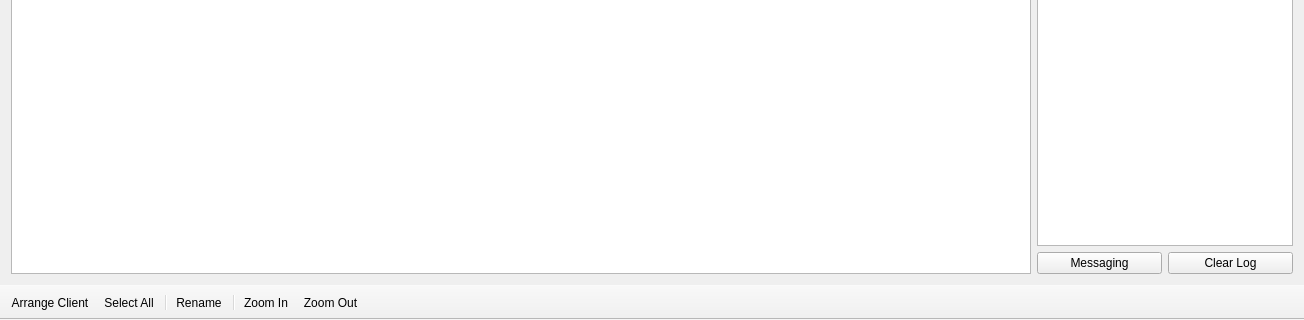
Above: Console/UI/DashboardUI.ui from yang-zhongtian/PYCM before the change; both pictures show x 0 to 1304 and y 459 to 779 of the 1304 by 779 pixel window. Below: the same form after it.
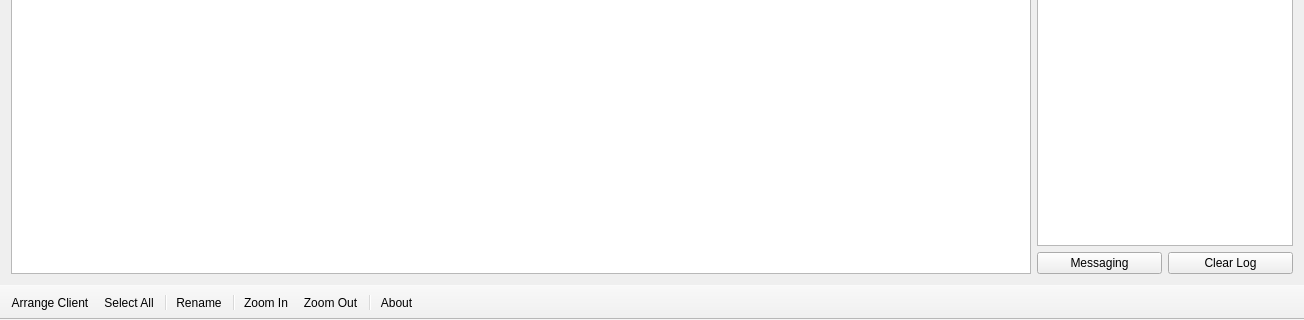
That is the form after the change. Icons and pictures are not drawn.

Patch:
```diff
--- a/Console/UI/DashboardUI.ui
+++ b/Console/UI/DashboardUI.ui
@@ -422,6 +422,8 @@
    <addaction name="separator"/>
    <addaction name="client_scroll_in"/>
    <addaction name="client_scroll_out"/>
+   <addaction name="separator"/>
+   <addaction name="about"/>
   </widget>
   <action name="client_sort">
    <property name="text">
@@ -448,6 +450,11 @@
     <string>Rename</string>
    </property>
   </action>
+  <action name="about">
+   <property name="text">
+    <string>About</string>
+   </property>
+  </action>
  </widget>
  <resources>
   <include location="../Resources.qrc"/>
```
Left out of the diff: 17 changed lines with no effect on the pictures.
